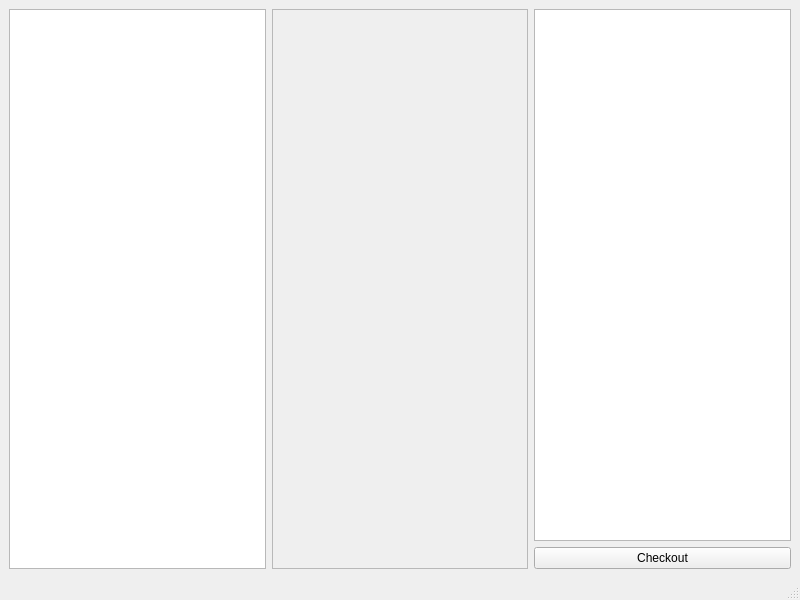
Old version of the form mainwindow.ui in the repository PeteCastle/PEx5.
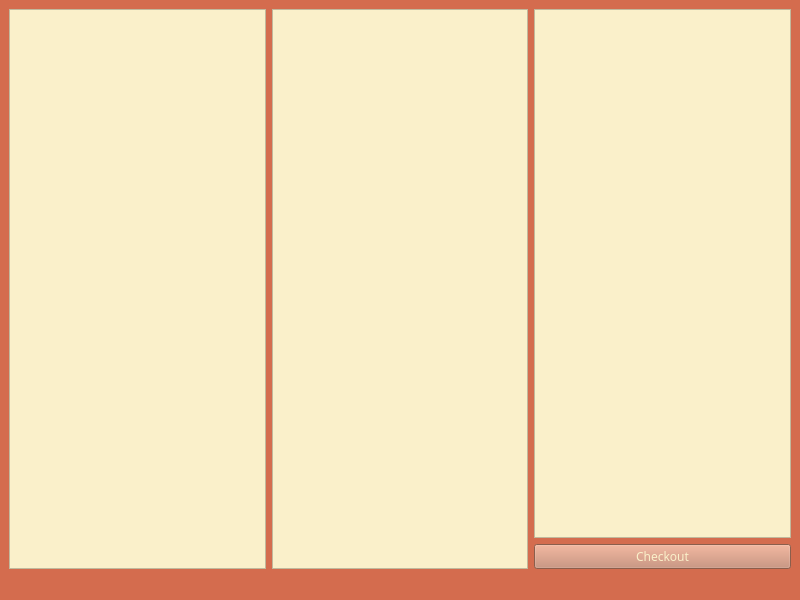
New version of the form.

```diff
--- a/mainwindow.ui
+++ b/mainwindow.ui
@@ -13,13 +13,24 @@
   <property name="windowTitle">
    <string>MainWindow</string>
   </property>
+  <property name="styleSheet">
+   <string notr="true">background-color: rgb(212, 108, 78);</string>
+  </property>
   <widget class="QWidget" name="centralwidget">
    <layout class="QHBoxLayout" name="horizontalLayout">
     <item>
-     <widget class="QListView" name="listView"/>
+     <widget class="QListView" name="listView">
+      <property name="styleSheet">
+       <string notr="true">background-color: rgb(250, 240, 202);
+</string>
+      </property>
+     </widget>
     </item>
     <item>
      <widget class="QScrollArea" name="scrollArea">
+      <property name="styleSheet">
+       <string notr="true">background-color: rgb(250, 240, 202);</string>
+      </property>
       <property name="widgetResizable">
        <bool>true</bool>
       </property>
@@ -40,6 +51,9 @@
      <layout class="QVBoxLayout" name="verticalLayout">
       <item>
        <widget class="QTableWidget" name="tableView">
+        <property name="styleSheet">
+         <string notr="true">background-color: rgb(250, 240, 202);</string>
+        </property>
         <property name="gridStyle">
          <enum>Qt::DashLine</enum>
         </property>
@@ -47,6 +61,19 @@
       </item>
       <item>
        <widget class="QPushButton" name="CheckoutButton">
+        <property name="font">
+         <font>
+          <family>Berkshire Swash</family>
+          <pointsize>9</pointsize>
+          <italic>false</italic>
+          <bold>false</bold>
+         </font>
+        </property>
+        <property name="styleSheet">
+         <string notr="true">color: rgb(250, 240, 202);
+background-color: rgb(195, 132, 107);
+font: 9pt &quot;Berkshire Swash&quot;;</string>
+        </property>
         <property name="text">
          <string>Checkout</string>
         </property>
```
